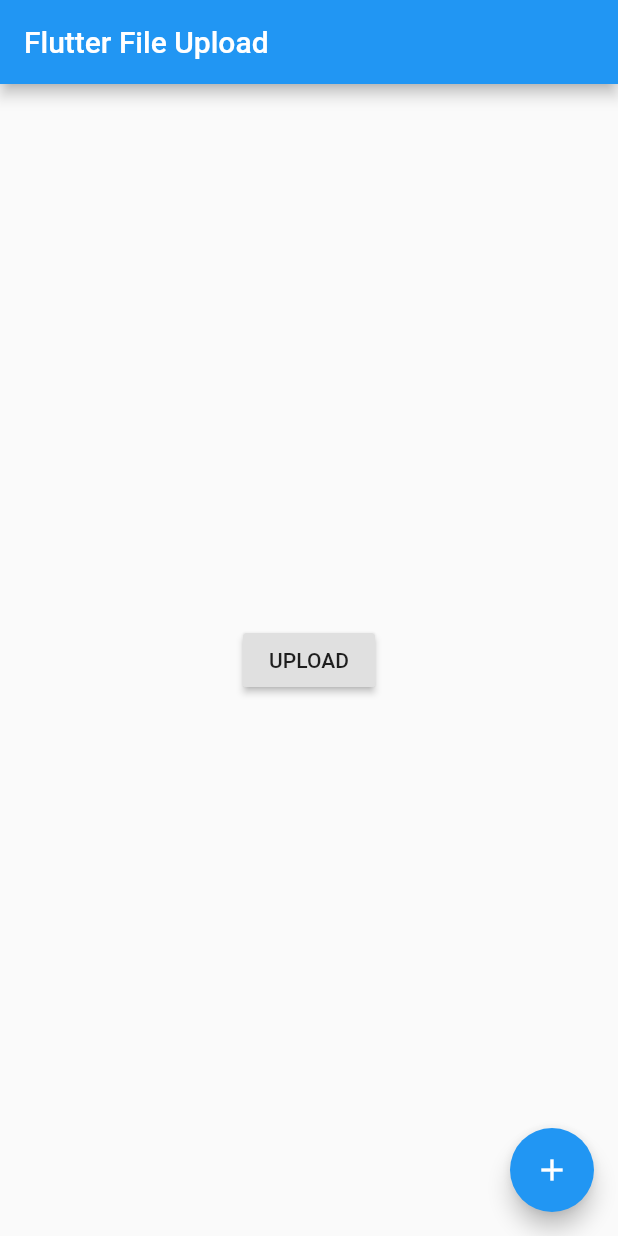
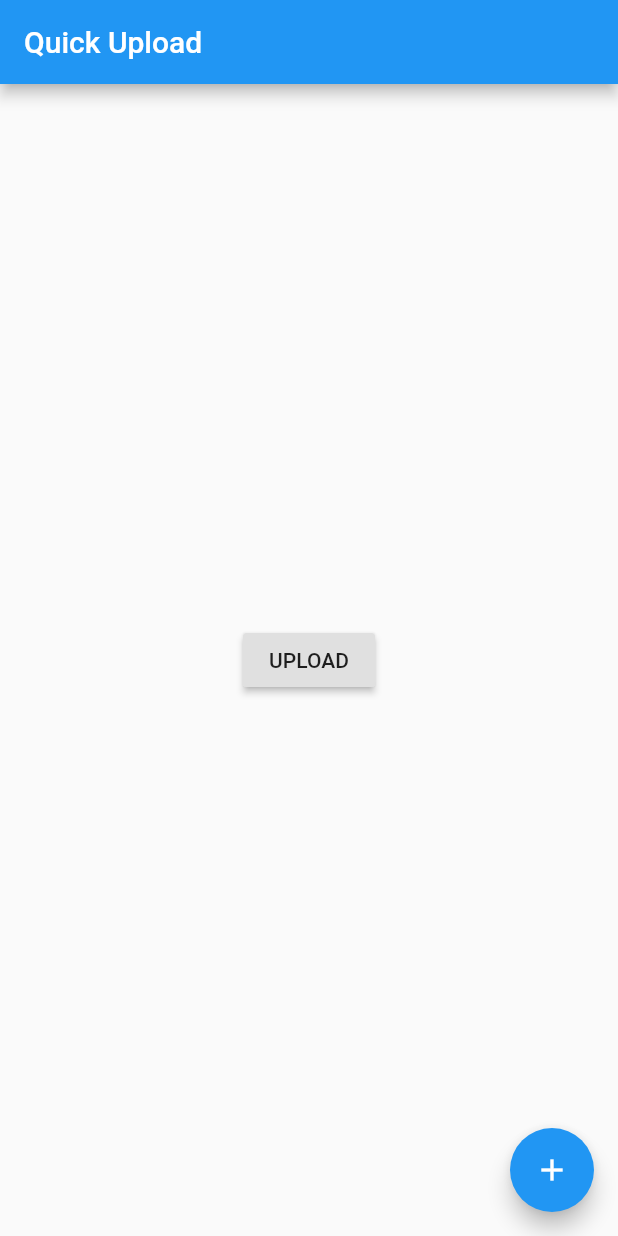
Before and after one commit to lahiruroot/PHP-uploader_flutter, a Flutter app: the screen it shows after launch, on a phone screen of 412 x 824 dp. Run offline on Flutter 3.47's test engine with Material 2 defaults, Android fonts, the phone set to English and light mode, and no system bars; our stand-ins replace dio, file_picker; missing offline and left inert: dart:ffi.

Commit message:
Update main.dart

```diff
--- a/lib/main.dart
+++ b/lib/main.dart
@@ -16,14 +16,14 @@ class MyApp extends StatelessWidget {
   @override
   Widget build(BuildContext context) {
     return MaterialApp(
-      title: 'Flutter Demo',
+      title: 'Test Uploader',
       theme: ThemeData(
 
         primarySwatch: Colors.blue,
 
         visualDensity: VisualDensity.adaptivePlatformDensity,
       ),
-      home: MyHomePage(title: 'Flutter File Upload'),
+      home: MyHomePage(title: 'Quick Upload'),
     );
   }
 }
```
